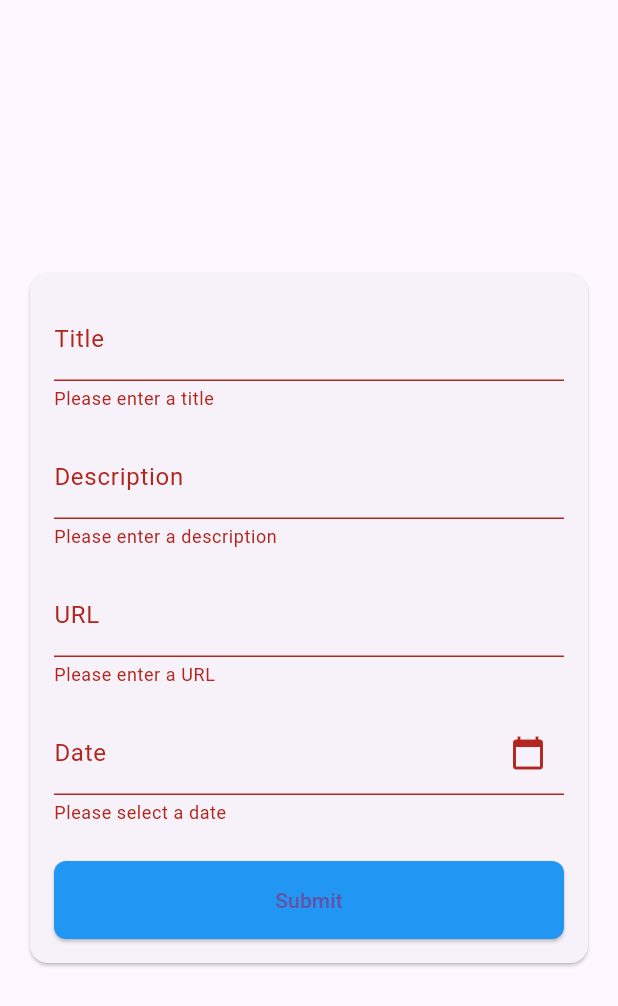
After one commit to Minor-Project-Study-Mate/StudyMate-App, a Flutter app: the CreateNoticeView screen opened by its route, after a tap on "Submit", on a phone screen of 412 x 824 dp. The commit adds this screen. Shown: the top 1006 px of the screen. Run offline on Flutter 3.47's test engine with Material 2 defaults, Android fonts, the light colour scheme and no system bars; our stand-ins replace cached_network_image, cloud_firestore, csv, firebase_auth, firebase_core, flutter_staggered_animations and 5 more; accounts and stored records are empty.

Commit message:
create_Notice_page done

```diff
--- /dev/null
+++ b/lib/app/modules/create_notice/bindings/create_notice_binding.dart
@@ -0,0 +1,12 @@
+import 'package:get/get.dart';
+
+import '../controllers/create_notice_controller.dart';
+
+class CreateNoticeBinding extends Bindings {
+  @override
+  void dependencies() {
+    Get.lazyPut<CreateNoticeController>(
+      () => CreateNoticeController(),
+    );
+  }
+}
--- /dev/null
+++ b/lib/app/modules/create_notice/views/create_notice_view.dart
@@ -0,0 +1,391 @@
+
+// // import 'package:flutter/material.dart';
+// // import 'package:get/get.dart';
+// // import '../controllers/create_notice_controller.dart';
+
+// // class CreateNoticeView extends GetView<CreateNoticeController> {
+// //   final GlobalKey<FormState> _formKey = GlobalKey<FormState>();
+// //   TextEditingController _dateController = TextEditingController();
+// //   DateTime? selectedDate;
+
+// //   Future<void> _selectDate(BuildContext context) async {
+// //     final DateTime? pickedDate = await showDatePicker(
+// //       context: context,
+// //       initialDate: DateTime.now(),
+// //       firstDate: DateTime(1900),
+// //       lastDate: DateTime(2100),
+// //     );
+
+// //     if (pickedDate != null && pickedDate != selectedDate) {
+// //       // Date selected
+// //       selectedDate = pickedDate;
+// //       // Update the value of the form field
+// //       _dateController.text = selectedDate.toString();
+// //       _formKey.currentState!.validate();
+// //     }
+// //   }
+
+// //   @override
+// //   void dispose() {
+// //     _dateController.dispose();
+// //   }
+
+// //   @override
+// //   Widget build(BuildContext context) {
+// //     return Scaffold(
+// //       appBar: AppBar(
+// //         title: const Text('CreateNoticeView'),
+// //         centerTitle: true,
+// //       ),
+// //       body: LayoutBuilder(
+// //         builder: (context, constraints) {
+// //           return Center(
+// //             child: ConstrainedBox(
+// //               constraints: BoxConstraints(
+// //                 maxWidth: constraints.maxWidth <= 600 ? double.infinity : 600,
+// //               ),
+// //               child: Padding(
+// //                 padding: const EdgeInsets.all(16.0),
+// //                 child: Card(
+// //                   child: Padding(
+// //                     padding: const EdgeInsets.all(16.0),
+// //                     child: Form(
+// //                       key: _formKey,
+// //                       child: Column(
+// //                         crossAxisAlignment: CrossAxisAlignment.stretch,
+// //                         children: [
+// //                           TextFormField(
+// //                             decoration: InputDecoration(labelText: 'Title'),
+// //                             validator: (value) {
+// //                               if (value == null || value.isEmpty) {
+// //                                 return 'Please enter a title';
+// //                               }
+// //                               return null;
+// //                             },
+// //                           ),
+// //                           SizedBox(height: 16.0),
+// //                           TextFormField(
+// //                             decoration: InputDecoration(labelText: 'Description'),
+// //                             validator: (value) {
+// //                               if (value == null || value.isEmpty) {
+// //                                 return 'Please enter a description';
+// //                               }
+// //                               return null;
+// //                             },
+// //                           ),
+// //                           SizedBox(height: 16.0),
+// //                           TextFormField(
+// //                             decoration: InputDecoration(labelText: 'URL'),
+// //                             validator: (value) {
+// //                               if (value == null || value.isEmpty) {
+// //                                 return 'Please enter a URL';
+// //                               }
+// //                               return null;
+// //                             },
+// //                           ),
+// //                           SizedBox(height: 16.0),
+// //                           TextFormField(
+// //                             readOnly: true,
+// //                             decoration: InputDecoration(
+// //                               labelText: 'Date',
+// //                               suffixIcon: Icon(Icons.calendar_today),
+// //                             ),
+// //                             onTap: () => _selectDate(context),
+// //                             validator: (value) {
+// //                               if (selectedDate == null) {
+// //                                 return 'Please select a date';
+// //                               }
+// //                               return null;
+// //                             },
+// //                             controller: _dateController,
+// //                           ),
+// //                           SizedBox(height: 24.0),
+// //                           ElevatedButton(
+// //                             style: ElevatedButton.styleFrom(
+// //                               primary: Colors.blue, // Set the button color to blue
+// //                               shape: RoundedRectangleBorder(
+// //                                 borderRadius: BorderRadius.circular(8.0),
+// //                               ),
+// //                               padding: EdgeInsets.symmetric(vertical: 16.0),
+// //                             ),
+// //                             onPressed: () {
+// //                               if (_formKey.currentState!.validate()) {
+// //                                 // Form is valid, process the data
+// //                                 // You can access form values using _formKey.currentState!.value
+// //                               }
+// //                             },
+// //                             child: Text('Submit'),
+// //                           ),
+// //                         ],
+// //                       ),
+// //                     ),
+// //                   ),
+// //                 ),
+// //               ),
+// //             ),
+// //           );
+// //         },
+// //       ),
+// //     );
+// //   }
+// // }
+// import 'package:flutter/material.dart';
+// import 'package:get/get.dart';
+// import '../controllers/create_notice_controller.dart';
+
+// class CreateNoticeView extends GetView<CreateNoticeController> {
+//   final GlobalKey<FormState> _formKey = GlobalKey<FormState>();
+//   TextEditingController _dateController = TextEditingController();
+//   DateTime? selectedDate;
+
+//   Future<void> _selectDate(BuildContext context) async {
+//     final DateTime? pickedDate = await showDatePicker(
+//       context: context,
+//       initialDate: DateTime.now(),
+//       firstDate: DateTime(1900),
+//       lastDate: DateTime(2100),
+//     );
+
+//     if (pickedDate != null && pickedDate != selectedDate) {
+//       // Date selected
+//       selectedDate = pickedDate;
+//       // Update the value of the form field
+//       _dateController.text = selectedDate.toString();
+//       _formKey.currentState!.validate();
+//     }
+//   }
+
+//   @override
+//   void dispose() {
+//     _dateController.dispose();
+//   }
+
+//   @override
+//   Widget build(BuildContext context) {
+//     return Scaffold(
+//       appBar: AppBar(
+//         title: const Text('CreateNoticeView'),
+//         centerTitle: true,
+//       ),
+//       body: LayoutBuilder(
+//         builder: (context, constraints) {
+//           return Center(
+//             child: ConstrainedBox(
+//               constraints: BoxConstraints(
+//                 maxWidth: constraints.maxWidth <= 600 ? double.infinity : 600,
+//               ),
+//               child: Padding(
+//                 padding: const EdgeInsets.all(16.0),
+//                 child: IntrinsicHeight(
+//                   child: Card(
+//                     child: Padding(
+//                       padding: const EdgeInsets.all(16.0),
+//                       child: Form(
+//                         key: _formKey,
+//                         child: Column(
+//                           crossAxisAlignment: CrossAxisAlignment.stretch,
+//                           children: [
+//                             TextFormField(
+//                               decoration: InputDecoration(labelText: 'Title'),
+//                               validator: (value) {
+//                                 if (value == null || value.isEmpty) {
+//                                   return 'Please enter a title';
+//                                 }
+//                                 return null;
+//                               },
+//                             ),
+//                             SizedBox(height: 16.0),
+//                             TextFormField(
+//                               decoration: InputDecoration(labelText: 'Description'),
+//                               validator: (value) {
+//                                 if (value == null || value.isEmpty) {
+//                                   return 'Please enter a description';
+//                                 }
+//                                 return null;
+//                               },
+//                             ),
+//                             SizedBox(height: 16.0),
+//                             TextFormField(
+//                               decoration: InputDecoration(labelText: 'URL'),
+//                               validator: (value) {
+//                                 if (value == null || value.isEmpty) {
+//                                   return 'Please enter a URL';
+//                                 }
+//                                 return null;
+//                               },
+//                             ),
+//                             SizedBox(height: 16.0),
+//                             TextFormField(
+//                               readOnly: true,
+//                               decoration: InputDecoration(
+//                                 labelText: 'Date',
+//                                 suffixIcon: Icon(Icons.calendar_today),
+//                               ),
+//                               onTap: () => _selectDate(context),
+//                               validator: (value) {
+//                                 if (selectedDate == null) {
+//                                   return 'Please select a date';
+//                                 }
+//                                 return null;
+//                               },
+//                               controller: _dateController,
+//                             ),
+//                             SizedBox(height: 24.0),
+//                             ElevatedButton(
+//                               style: ElevatedButton.styleFrom(
+//                                 primary: Colors.blue, // Set the button color to blue
+//                                 shape: RoundedRectangleBorder(
+//                                   borderRadius: BorderRadius.circular(8.0),
+//                                 ),
+//                                 padding: EdgeInsets.symmetric(vertical: 16.0),
+//                               ),
+//                               onPressed: () {
+//                                 if (_formKey.currentState!.validate()) {
+//                                   // Form is valid, process the data
+//                                   // You can access form values using _formKey.currentState!.value
+//                                 }
+//                               },
+//                               child: Text('Submit'),
+//                             ),
+//                           ],
+//                         ),
+//                       ),
+//                     ),
+//                   ),
+//                 ),
+//               ),
+//             ),
+//           );
+//         },
+//       ),
+//     );
+//   }
+// }
+import 'package:flutter/material.dart';
+import 'package:get/get.dart';
+import '../controllers/create_notice_controller.dart';
+
+class CreateNoticeView extends GetView<CreateNoticeController> {
+  final GlobalKey<FormState> _formKey = GlobalKey<FormState>();
+  TextEditingController _dateController = TextEditingController();
+  DateTime? selectedDate;
+
+  Future<void> _selectDate(BuildContext context) async {
+    final DateTime? pickedDate = await showDatePicker(
+      context: context,
+      initialDate: DateTime.now(),
+      firstDate: DateTime(1900),
+      lastDate: DateTime(2100),
+    );
+
+    if (pickedDate != null && pickedDate != selectedDate) {
+      // Date selected
+      selectedDate = pickedDate;
+      // Update the value of the form field
+      _dateController.text = selectedDate.toString();
+      _formKey.currentState!.validate();
+    }
+  }
+
+  @override
+  void dispose() {
+    _dateController.dispose();
+  }
+
+  @override
+  Widget build(BuildContext context) {
+    return Scaffold(
+      body: LayoutBuilder(
+        builder: (context, constraints) {
+          return Center(
+            child: ConstrainedBox(
+              constraints: BoxConstraints(
+                maxWidth: constraints.maxWidth <= 600 ? double.infinity : 600,
+              ),
+              child: Padding(
+                padding: const EdgeInsets.all(16.0),
+                child: IntrinsicHeight(
+                  child: Card(
+                    child: Padding(
+                      padding: const EdgeInsets.all(16.0),
+                      child: Form(
+                        key: _formKey,
+                        child: Column(
+                          crossAxisAlignment: CrossAxisAlignment.stretch,
+                          children: [
+                            TextFormField(
+                              decoration: InputDecoration(labelText: 'Title'),
+                              validator: (value) {
+                                if (value == null || value.isEmpty) {
+                                  return 'Please enter a title';
+                                }
+                                return null;
+                              },
+                            ),
+                            SizedBox(height: 16.0),
+                            TextFormField(
+                              decoration: InputDecoration(labelText: 'Description'),
+                              validator: (value) {
+                                if (value == null || value.isEmpty) {
+                                  return 'Please enter a description';
+                                }
+                                return null;
+                              },
+                            ),
+                            SizedBox(height: 16.0),
+                            TextFormField(
+                              decoration: InputDecoration(labelText: 'URL'),
+                              validator: (value) {
+                                if (value == null || value.isEmpty) {
+                                  return 'Please enter a URL';
+                                }
+                                return null;
+                              },
+                            ),
+                            SizedBox(height: 16.0),
+                            TextFormField(
+                              readOnly: true,
+                              decoration: InputDecoration(
+                                labelText: 'Date',
+                                suffixIcon: Icon(Icons.calendar_today),
+                              ),
+                              onTap: () => _selectDate(context),
+                              validator: (value) {
+                                if (selectedDate == null) {
+                                  return 'Please select a date';
+                                }
+                                return null;
+                              },
+                              controller: _dateController,
+                            ),
+                            SizedBox(height: 24.0),
+                            ElevatedButton(
+                              style: ElevatedButton.styleFrom(
+                                primary: Colors.blue, // Set the button color to blue
+                                shape: RoundedRectangleBorder(
+                                  borderRadius: BorderRadius.circular(8.0),
+                                ),
+                                padding: EdgeInsets.symmetric(vertical: 16.0),
+                              ),
+                              onPressed: () {
+                                if (_formKey.currentState!.validate()) {
+                                  // Form is valid, process the data
+                                  // You can access form values using _formKey.currentState!.value
+                                }
+                              },
+                              child: Text('Submit'),
+                            ),
+                          ],
+                        ),
+                      ),
+                    ),
+                  ),
+                ),
+              ),
+            ),
+          );
+        },
+      ),
+    );
+  }
+}
--- a/lib/app/modules/profile/views/profile_view.dart
+++ b/lib/app/modules/profile/views/profile_view.dart
@@ -116,6 +116,9 @@ class ProfilePage extends GetView<ProfileController> {
                   const Divider(),
                   profileTile(
                       const FaIcon(FontAwesomeIcons.info), "About", () {}),
+                      const Divider(),
+                  profileTile(
+                      const FaIcon(FontAwesomeIcons.share), "Create notice", () {Get.toNamed(Routes.CREATE_NOTICE);}),
                 ],
               ),
             ),
--- a/lib/app/routes/app_pages.dart
+++ b/lib/app/routes/app_pages.dart
@@ -1,9 +1,9 @@
 import 'package:get/get.dart';
 
-import '../modules/notice_page/bindings/notice_page_binding.dart';
-import '../modules/notice_page/views/notice_page_view.dart';
 import '../modules/auth/bindings/auth_binding.dart';
 import '../modules/auth/views/auth_view.dart';
+import '../modules/create_notice/bindings/create_notice_binding.dart';
+import '../modules/create_notice/views/create_notice_view.dart';
 import '../modules/favourite/bindings/favourite_binding.dart';
 import '../modules/favourite/views/favourite_view.dart';
 import '../modules/home/bindings/home_binding.dart';
@@ -12,6 +12,8 @@ import '../modules/intro/bindings/intro_binding.dart';
 import '../modules/intro/views/intro_view.dart';
 import '../modules/my_batch/bindings/my_batch_binding.dart';
 import '../modules/my_batch/views/my_batch_view.dart';
+import '../modules/notice_page/bindings/notice_page_binding.dart';
+import '../modules/notice_page/views/notice_page_view.dart';
 import '../modules/profile/bindings/profile_binding.dart';
 import '../modules/profile/views/profile_view.dart';
 import '../modules/test_page/bindings/test_page_binding.dart';
@@ -33,7 +35,7 @@ class AppPages {
   // static final INITIAL =
   //     Get.find<AuthService>().user.value == null ? Routes.INTRO : Routes.HOME;
 
-  static const INITIAL = Routes.TEST_PAGE;
+  static const INITIAL = Routes.INTRO;
 
   static final routes = [
     GetPage(
@@ -76,5 +78,10 @@ class AppPages {
       page: () => const MyBatchView(),
       binding: MyBatchBinding(),
     ),
+    GetPage(
+      name: _Paths.CREATE_NOTICE,
+      page: () => CreateNoticeView(),
+      binding: CreateNoticeBinding(),
+    ),
   ];
 }
--- a/lib/app/routes/app_routes.dart
+++ b/lib/app/routes/app_routes.dart
@@ -11,6 +11,7 @@ abstract class Routes {
   static const NOTICE_PAGE = _Paths.NOTICE_PAGE;
   static const FAVOURITE = _Paths.FAVOURITE;
   static const MY_BATCH = _Paths.MY_BATCH;
+  static const CREATE_NOTICE = _Paths.CREATE_NOTICE;
 }
 
 abstract class _Paths {
@@ -23,4 +24,5 @@ abstract class _Paths {
   static const NOTICE_PAGE = '/notice-page';
   static const FAVOURITE = '/favourite';
   static const MY_BATCH = '/my-batch';
+  static const CREATE_NOTICE = '/create-notice';
 }
```
Also changed, not shown: lib/app/modules/create_notice/controllers/create_notice_controller.dart (added, +23 -0 lines), lib/app/services/firebase/datasource/notice_event_datdsource.dart (+4 -10 lines).
